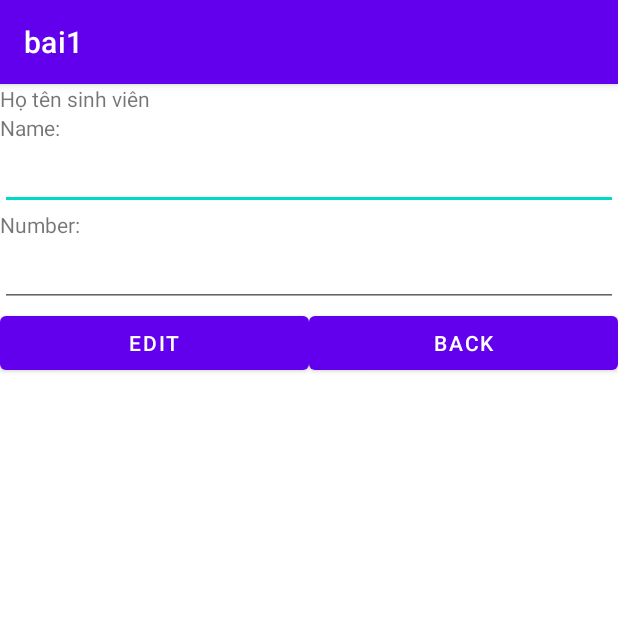
After one commit to phuc2409/TaiLieuAndroid, an Android app: the EditContactActivity screen opened directly, with no data from a screen before it, on a phone screen of 412 x 824 dp, the top half of it. The commit adds this screen. Run offline under Robolectric (Android 15) with nearby library versions, the phone set to English and light mode, and no system bars; 2 statements that could not run were skipped.

Commit message:
Thêm chức năng edit

```diff
--- a/Bai1/app/src/main/AndroidManifest.xml
+++ b/Bai1/app/src/main/AndroidManifest.xml
@@ -14,6 +14,9 @@
         android:theme="@style/Theme.Bai1"
         tools:targetApi="31">
         <activity
+            android:name=".EditContactActivity"
+            android:exported="false" />
+        <activity
             android:name=".AddContactActivity"
             android:exported="false" />
         <activity
--- /dev/null
+++ b/Bai1/app/src/main/java/com/bai1/EditContactActivity.java
@@ -0,0 +1,60 @@
+package com.bai1;
+
+import androidx.appcompat.app.AppCompatActivity;
+
+import android.content.Intent;
+import android.os.Bundle;
+import android.widget.Button;
+import android.widget.EditText;
+import android.widget.Toast;
+
+public class EditContactActivity extends AppCompatActivity {
+    private DatabaseHandler db;
+    private Contact_TenSV contact;
+
+    private EditText etName;
+    private EditText etPhoneNumber;
+    private Button btnEdit;
+    private Button btnBack;
+
+    @Override
+    protected void onCreate(Bundle savedInstanceState) {
+        super.onCreate(savedInstanceState);
+        setContentView(R.layout.activity_edit_contact);
+
+        db = new DatabaseHandler(this);
+        contact = (Contact_TenSV) getIntent().getSerializableExtra("contact");
+
+        initView();
+    }
+
+    private void initView() {
+        etName = findViewById(R.id.etName);
+        etPhoneNumber = findViewById(R.id.etPhoneNumber);
+        btnEdit = findViewById(R.id.btnEdit);
+        btnBack = findViewById(R.id.btnBack);
+
+        etName.setText(contact.getName());
+        etPhoneNumber.setText(contact.getPhoneNumber());
+
+        btnEdit.setOnClickListener(view -> {
+            if (!etName.getText().toString().isEmpty() && !etPhoneNumber.getText().toString().isEmpty()) {
+                contact.setName(etName.getText().toString());
+                contact.setPhoneNumber(etPhoneNumber.getText().toString());
+
+                long res = db.update(contact);
+                if (res == -1) {
+                    Toast.makeText(this, "Update error", Toast.LENGTH_SHORT).show();
+                }
+                else {
+                    Intent intent = getIntent();
+
+                    setResult(RESULT_OK, intent);
+                    finish();
+                }
+            }
+        });
+
+        btnBack.setOnClickListener(view -> finish());
+    }
+}
--- a/Bai1/app/src/main/java/com/bai1/MainActivity.java
+++ b/Bai1/app/src/main/java/com/bai1/MainActivity.java
@@ -21,6 +21,7 @@ import java.util.Collections;
 
 public class MainActivity extends AppCompatActivity implements IOnItemClickListener {
     public static final int REQUEST_ADD = 111;
+    public static final int REQUEST_EDIT = 222;
 
     private ListView listView;
     private FloatingActionButton floatingActionBtn;
@@ -64,7 +65,7 @@ public class MainActivity extends AppCompatActivity implements IOnItemClickListe
     protected void onActivityResult(int requestCode, int resultCode, @Nullable Intent data) {
         super.onActivityResult(requestCode, resultCode, data);
 
-        if (resultCode == RESULT_OK && requestCode == REQUEST_ADD) {
+        if (resultCode == RESULT_OK && (requestCode == REQUEST_ADD || requestCode == REQUEST_EDIT)) {
             updateAdapter();
         }
     }
@@ -93,6 +94,11 @@ public class MainActivity extends AppCompatActivity implements IOnItemClickListe
                     })
                     .setNegativeButton(android.R.string.cancel, null).show();
         }
+        else if (item.getItemId() == R.id.itemEdit) {
+            Intent intent = new Intent(this, EditContactActivity.class);
+            intent.putExtra("contact", contacts.get(position));
+            startActivityForResult(intent, REQUEST_EDIT);
+        }
 
         return super.onContextItemSelected(item);
     }
--- /dev/null
+++ b/Bai1/app/src/main/res/layout/activity_edit_contact.xml
@@ -0,0 +1,59 @@
+<?xml version="1.0" encoding="utf-8"?>
+<LinearLayout xmlns:android="http://schemas.android.com/apk/res/android"
+    xmlns:tools="http://schemas.android.com/tools"
+    android:layout_width="match_parent"
+    android:layout_height="match_parent"
+    android:orientation="vertical"
+    tools:context=".AddContactActivity">
+
+    <TextView
+        android:layout_width="match_parent"
+        android:layout_height="wrap_content"
+        android:text="Họ tên sinh viên" />
+
+    <TextView
+        android:layout_width="match_parent"
+        android:layout_height="wrap_content"
+        android:text="Name:" />
+
+    <EditText
+        android:id="@+id/etName"
+        android:layout_width="match_parent"
+        android:layout_height="wrap_content"
+        android:ems="10"
+        android:inputType="text" />
+
+    <TextView
+        android:layout_width="match_parent"
+        android:layout_height="wrap_content"
+        android:text="Number:" />
+
+    <EditText
+        android:id="@+id/etPhoneNumber"
+        android:layout_width="match_parent"
+        android:layout_height="wrap_content"
+        android:ems="10"
+        android:inputType="phone" />
+
+    <LinearLayout
+        android:layout_width="match_parent"
+        android:layout_height="match_parent"
+        android:orientation="horizontal">
+
+        <Button
+            android:id="@+id/btnEdit"
+            android:layout_width="0dp"
+            android:layout_height="wrap_content"
+            android:layout_weight="1"
+            android:text="Edit" />
+
+        <Button
+            android:id="@+id/btnBack"
+            android:layout_width="0dp"
+            android:layout_height="wrap_content"
+            android:layout_weight="1"
+            android:text="Back" />
+
+    </LinearLayout>
+
+</LinearLayout>
```
